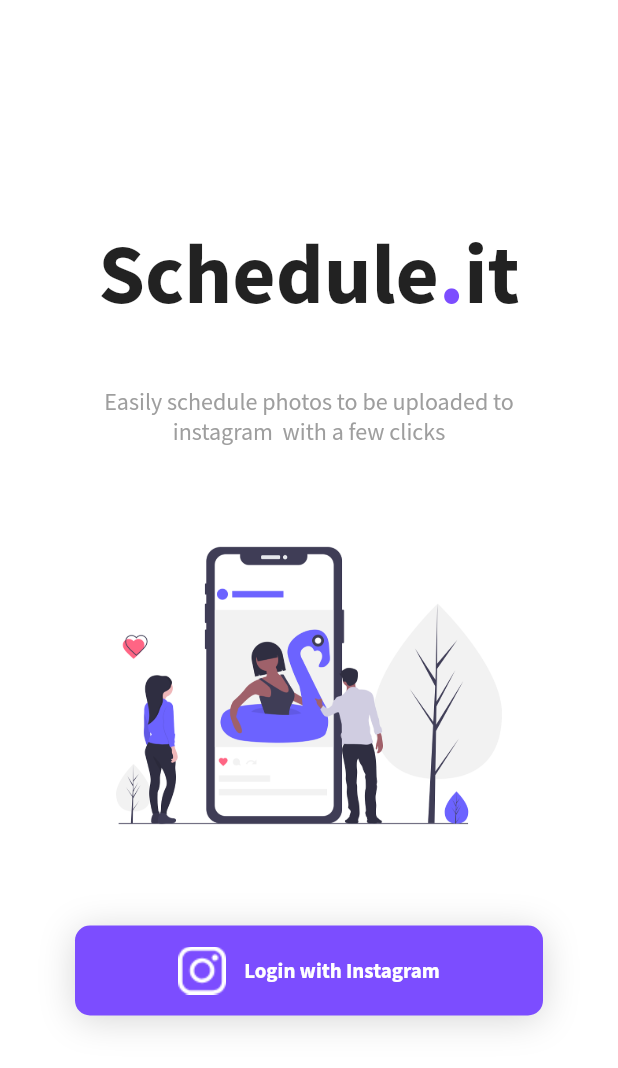
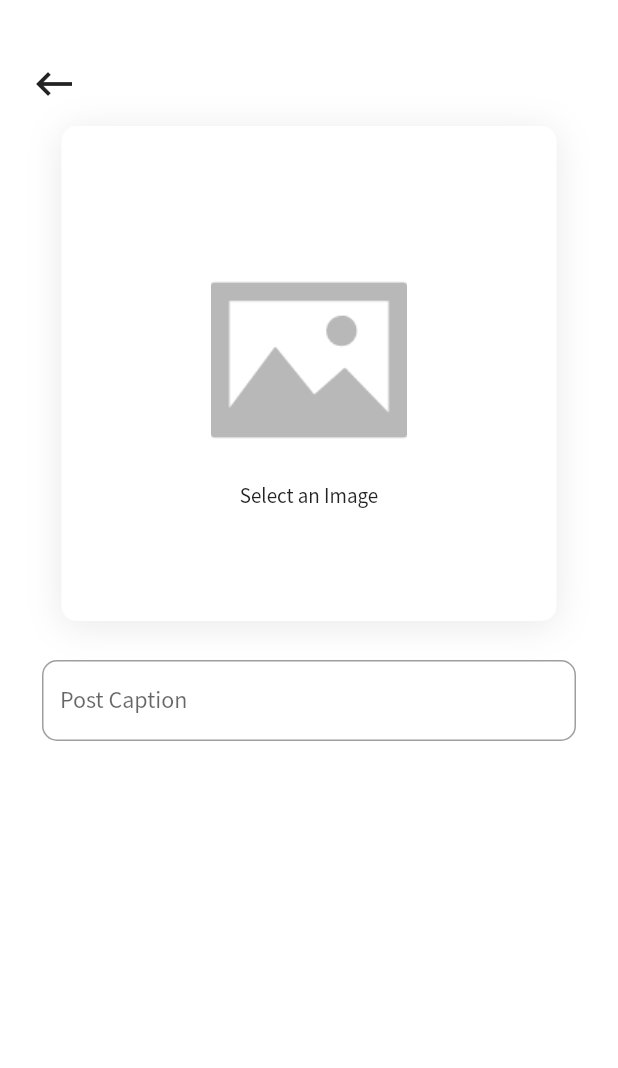
Before and after one commit to soumyadeb1809/schedule_it, a Flutter app: the screen it shows after launch, on a phone screen of 412 x 824 dp. Shown: the top 1068 px of the screen. Run offline on Flutter 3.47's test engine with Material 2 defaults, Android fonts, the phone set to English and light mode, and no system bars; our stand-ins replace firebase_storage, image_picker; accounts and stored records are empty.

Commit message:
Add firebase storage file upload

```diff
--- /dev/null
+++ b/lib/icons/custom_icons.dart
@@ -0,0 +1,24 @@
+/// Flutter icons CustomIcons
+/// Copyright (C) 2019 by original authors @ fluttericon.com, fontello.com
+/// This font was generated by FlutterIcon.com, which is derived from Fontello.
+///
+/// To use this font, place it in your fonts/ directory and include the
+/// following in your pubspec.yaml
+///
+/// flutter:
+///   fonts:
+///    - family:  CustomIcons
+///      fonts:
+///       - asset: fonts/CustomIcons.ttf
+///
+///
+///
+import 'package:flutter/widgets.dart';
+
+class CustomIcons {
+  CustomIcons._();
+
+  static const _kFontFam = 'CustomIcons';
+
+  static const IconData instagram_logo = const IconData(0xe801, fontFamily: _kFontFam);
+}
--- a/lib/main.dart
+++ b/lib/main.dart
@@ -1,4 +1,5 @@
 import 'package:flutter/material.dart';
+import 'package:schedule_it/screens/new_post_screen.dart';
 import 'screens/login_screen.dart';
 import 'screens/home_screen.dart';
 
@@ -12,23 +13,10 @@ class MyApp extends StatelessWidget {
       title: 'Instagram Scheduler',
       debugShowCheckedModeBanner: false,
       theme: ThemeData(
-        primarySwatch: MaterialColor(0xFF6C63FF, color),
+        primarySwatch: Colors.deepPurple,
         fontFamily: 'SSP'
       ),
-      home: LoginScreen(),
+      home: NewPostScreen(),
     );
   }
 }
-
-Map<int, Color> color = {
-  50:Color.fromRGBO(108,99,255, .1),
-  100:Color.fromRGBO(108,99,255, .2),
-  200:Color.fromRGBO(108,99,255, .3),
-  300:Color.fromRGBO(108,99,255, .4),
-  400:Color.fromRGBO(108,99,255, .5),
-  500:Color.fromRGBO(108,99,255, .6),
-  600:Color.fromRGBO(108,99,255, .7),
-  700:Color.fromRGBO(108,99,255, .8),
-  800:Color.fromRGBO(108,99,255, .9),
-  900:Color.fromRGBO(108,99,255, 1),
-};
--- a/lib/screens/login_screen.dart
+++ b/lib/screens/login_screen.dart
@@ -1,17 +1,11 @@
 import 'package:flutter/material.dart';
 import 'package:schedule_it/screens/home_screen.dart';
+import 'package:schedule_it/utils/CommonUtils.dart';
 
 class LoginScreen extends StatelessWidget {
 
   var _appNameSize = 56.0;
 
-  Widget _getImageAsset(String assetPath, double width, double height) {
-    AssetImage assetImage = AssetImage(assetPath);
-    Image image = Image(image: assetImage, width: width, height: height,);
-    return Container(
-      child: image,
-    );
-  }
 
   Widget _loginButtonContent(){
     return Container(
@@ -31,7 +25,7 @@ class LoginScreen extends StatelessWidget {
       child: Row(
         mainAxisAlignment: MainAxisAlignment.center,
         children: <Widget>[
-          _getImageAsset('images/insta_white.png', 32.0, 32.0),
+          CommonUtils.getImageAsset('images/insta_white.png', 32.0, 32.0),
           SizedBox(width: 12.0,),
           Text("Login with Instagram", style: TextStyle(color: Colors.white, fontWeight: FontWeight.bold),)
         ],
@@ -104,7 +98,7 @@ class LoginScreen extends StatelessWidget {
                   ,
                   Container(
                     margin: EdgeInsets.only(top: 40, bottom: 40),
-                    child: _getImageAsset('images/login_banner.png', 320.0, 240.0),
+                    child: CommonUtils.getImageAsset('images/login_banner.png', 320.0, 240.0),
                   ),
                   Container(
                       child: InkWell(
--- /dev/null
+++ b/lib/screens/new_post_screen.dart
@@ -0,0 +1,148 @@
+
+import 'dart:io';
+
+import 'package:flutter/material.dart';
+import 'package:flutter/services.dart';
+import 'package:schedule_it/utils/CommonUtils.dart';
+import 'package:schedule_it/utils/FirebaseUtils.dart';
+
+
+class NewPostScreen extends StatefulWidget {
+  NewPostScreen({Key key, this.title}) : super(key: key);
+
+  final String title;
+
+  @override
+  _NewPostScreenState createState() => new _NewPostScreenState();
+}
+
+class _NewPostScreenState extends State<NewPostScreen> with TickerProviderStateMixin {
+
+  File _selectedImage = null;
+
+  TextEditingController postCaptionController = TextEditingController();
+
+  Widget _topAppBar(){
+    return Container(
+      alignment: Alignment.centerLeft,
+      margin: EdgeInsets.only(top: 40, left: 20),
+      child: Icon(Icons.keyboard_backspace, size: 32,),
+    );
+  }
+
+  Widget _pickImageWidget(){
+    return Container(
+        alignment: Alignment.center,
+        child: Column(
+          mainAxisAlignment: MainAxisAlignment.center,
+          children: <Widget>[
+            Container(
+              child: CommonUtils.getImageAsset(
+                  "images/image_placeholder.png", 150, 150),
+              margin: EdgeInsets.all(6),
+            ),
+            Text("Select an Image", textAlign: TextAlign.center,),
+          ],
+        )
+    );
+  }
+
+  Widget _loadImage(){
+    return Container(
+      alignment: Alignment.center,
+      child: this._selectedImage == null
+          ? new Text('Sorry nothing selected!!')
+          : new Image.file(_selectedImage, fit: BoxFit.cover,),
+    );
+  }
+
+  Widget _imageSelectionSection(){
+    Widget imageSection = this._selectedImage == null ? _pickImageWidget() : _loadImage();
+    return GestureDetector(
+      onTap: () {
+      debugPrint("Container tapped");
+      _pickImageFromGallery();
+      },
+      child: Container(
+          margin: EdgeInsets.all(12),
+          width: 330,
+          height: 330,
+          decoration: BoxDecoration(
+              color: Colors.white,
+              borderRadius: BorderRadius.all(Radius.circular(10.0)),
+              boxShadow: [
+                BoxShadow(
+                    color: Color(0x16000000),
+                    offset: new Offset(0.0, 3.0),
+                    blurRadius: 20.0
+                )
+              ]
+          ),
+          child:imageSection
+        )
+    );
+  }
+
+  Widget _newPostForm() {
+    return Container(
+        child: Column(
+          children: <Widget>[
+            _imageSelectionSection(),
+            Container(
+              padding: EdgeInsets.only(left: 28, right: 28, top: 14),
+              height: 68,
+              child: TextField(
+                controller: postCaptionController,
+                keyboardType: TextInputType.text,
+                decoration: InputDecoration(
+                    labelText: 'Post Caption',
+                    border: OutlineInputBorder(
+                        borderRadius: BorderRadius.circular(10.0)
+                    )
+                ),
+              ),
+            ),
+          ],
+        ),
+    );
+  }
+
+  @override
+  Widget build(BuildContext context) {
+    return Scaffold(
+        body: Container(
+          color: Colors.white,
+          child: Column(
+            children: <Widget>[
+              _topAppBar(),
+              _newPostForm(),
+            ],
+          ),
+        )
+    );
+  }
+
+  void _pickImageFromGallery() {
+    CommonUtils.imageSelectorGallery().then((imageFile){
+      if(imageFile == null)
+        return;
+
+      debugPrint("You selected gallery image : " + imageFile.path);
+      setState(() {
+        this._selectedImage = imageFile;
+      });
+
+      FirebaseUtils.saveImage(imageFile).then((downloadUrl){
+        debugPrint("File Uploaded!! Download Url: $downloadUrl");
+      }).catchError((error){
+        debugPrint("Error occrred while uploading: " + error.toString());
+      });
+
+
+    });
+  }
+
+
+
+
+}
--- /dev/null
+++ b/lib/utils/CommonUtils.dart
@@ -0,0 +1,21 @@
+import 'dart:io';
+
+import 'package:flutter/widgets.dart';
+import 'package:image_picker/image_picker.dart';
+
+class CommonUtils {
+  static Widget getImageAsset(String assetPath, double width, double height) {
+    AssetImage assetImage = AssetImage(assetPath);
+    Image image = Image(image: assetImage, width: width, height: height,);
+    return Container(
+      child: image,
+    );
+  }
+
+  static Future<File> imageSelectorGallery() async {
+    File galleryFile = await ImagePicker.pickImage(
+      source: ImageSource.gallery,
+    );
+    return galleryFile;
+  }
+}
--- /dev/null
+++ b/lib/utils/FirebaseUtils.dart
@@ -0,0 +1,20 @@
+import 'dart:io';
+import 'dart:math';
+
+import 'package:firebase_storage/firebase_storage.dart';
+import 'package:flutter/widgets.dart';
+import 'package:path/path.dart';
+
+class FirebaseUtils {
+
+    static Future<String> saveImage(File imageFile) async {
+      final String fileName = "${DateTime.now().millisecondsSinceEpoch}${Random().nextInt(10000)}";
+      debugPrint("Uploading image: "+imageFile.path);
+      StorageReference ref =
+      FirebaseStorage.instance.ref().child("post_images").child("$fileName.jpg");
+      StorageUploadTask uploadTask = ref.putFile(imageFile);
+      return await (await uploadTask.onComplete).ref.getDownloadURL();
+  }
+
+
+}
```
Also changed, not shown: pubspec.yaml (+8 -0 lines), fonts/CustomIcons.ttf (added), images/image_placeholder.png (added), pubspec.lock, 5 other files.
